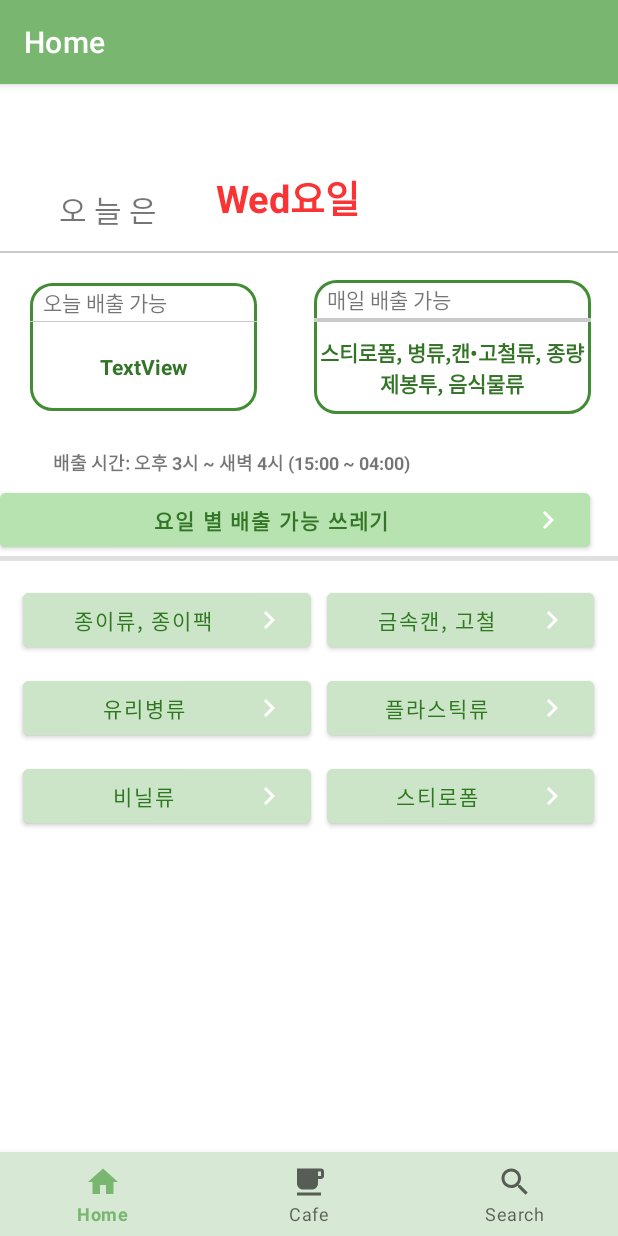
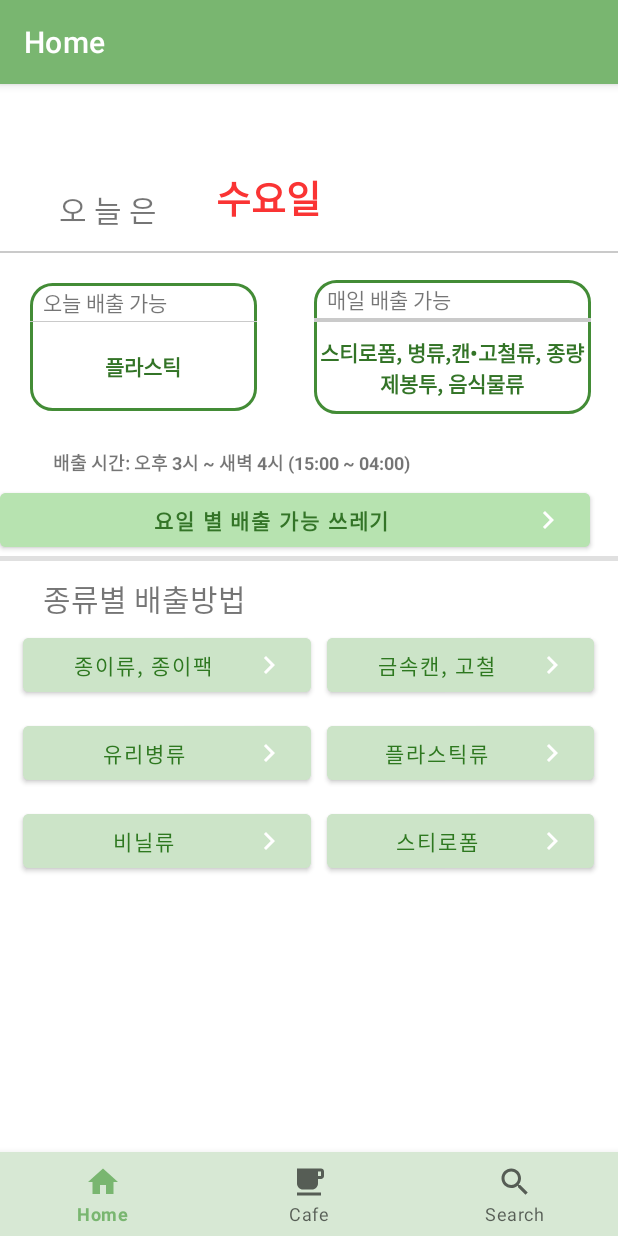
Before and after one commit to dLqovop/where-to-recycle, an Android app: the screen it shows after launch (MainActivity), on a phone screen of 412 x 824 dp. Run offline under Robolectric (Android 15) with nearby library versions, the phone set to English and light mode, and no system bars; our stand-ins replace navigation-ui; 3 statements that could not run were skipped.

Commit message:
요일별 재활용

```diff
--- a/app/src/main/AndroidManifest.xml
+++ b/app/src/main/AndroidManifest.xml
@@ -25,6 +25,7 @@
 
         <activity android:name=".ui.notifications.trashdetective.DetectedClassResult" />
         <activity android:name=".ui.notifications.trashdetective.ResultListActivity" />
+        <activity android:name=".ui.home.homeweektrash"/>
 
     </application>
 
--- a/app/src/main/java/com/example/myapplication/MainActivity.java
+++ b/app/src/main/java/com/example/myapplication/MainActivity.java
@@ -18,6 +18,7 @@ public class MainActivity extends AppCompatActivity {
 
     private ActivityMainBinding binding;
 
+
     @Override
     protected void onCreate(Bundle savedInstanceState) {
         super.onCreate(savedInstanceState);
--- a/app/src/main/java/com/example/myapplication/ui/home/HomeFragment.java
+++ b/app/src/main/java/com/example/myapplication/ui/home/HomeFragment.java
@@ -1,33 +1,49 @@
 package com.example.myapplication.ui.home;
 
+import android.content.Intent;
 import android.os.Bundle;
 import android.view.LayoutInflater;
 import android.view.View;
 import android.view.ViewGroup;
 import android.widget.TextView;
+import android.widget.Button;
 
 import androidx.annotation.NonNull;
 import androidx.fragment.app.Fragment;
 import androidx.lifecycle.ViewModelProvider;
 
+import com.example.myapplication.R;
 import com.example.myapplication.databinding.FragmentHomeBinding;
 
 import org.w3c.dom.Text;
 
 public class HomeFragment extends Fragment {
-
+    TextView textView4;
     private FragmentHomeBinding binding;
 
+    Button button_week;
 
     public View onCreateView(@NonNull LayoutInflater inflater,
                              ViewGroup container, Bundle savedInstanceState) {
         HomeViewModel homeViewModel =
                 new ViewModelProvider(this).get(HomeViewModel.class);
-
         binding = FragmentHomeBinding.inflate(inflater, container, false);
         View root = binding.getRoot();
 
+        button_week=(Button) button_week.findViewById(R.id.button_week);
+
+        button_week.setOnClickListener(new View.OnClickListener(){
+            public void onClick(View v){
+                Intent intent=new Intent(getContext(),homeweektrash.class);
+                startActivity(intent);
+            }
+        });
+
+        textView4=(TextView) textView4.findViewById(R.id.textView4);
+
         final TextView textView = binding.textView4;
+
+
         homeViewModel.getText().observe(getViewLifecycleOwner(), textView::setText);
 
         return root;
--- a/app/src/main/java/com/example/myapplication/ui/home/HomeViewModel.java
+++ b/app/src/main/java/com/example/myapplication/ui/home/HomeViewModel.java
@@ -14,11 +14,14 @@ import java.util.Locale;
 public class HomeViewModel extends ViewModel {
 
    private final MutableLiveData<String> mText;
+
     public HomeViewModel() {
         Date currentTime= Calendar.getInstance().getTime();
-        String date_text=new SimpleDateFormat("EE요일", Locale.getDefault()).format(currentTime);
+        String date_text=new SimpleDateFormat("E요일", Locale.KOREAN).format(currentTime);
         mText = new MutableLiveData<>();
         mText.setValue(date_text);
+
+
     }
 
     public LiveData<String> getText() {
--- a/app/src/main/res/layout/fragment_home.xml
+++ b/app/src/main/res/layout/fragment_home.xml
@@ -76,7 +76,7 @@
                 android:layout_width="match_parent"
                 android:layout_height="59dp"
                 android:gravity="center"
-                android:text="TextView"
+                android:text="플라스틱"
                 android:textColor="#337427"
                 android:textStyle="bold" />
         </LinearLayout>
@@ -132,7 +132,7 @@
         android:textStyle="bold" />
 
     <Button
-        android:id="@+id/button"
+        android:id="@+id/button_week"
         android:layout_width="393dp"
         android:layout_height="wrap_content"
         android:drawableRight="@drawable/baseline_navigate_next_24"
@@ -155,6 +155,18 @@
         android:stretchColumns="*"
         android:layout_margin="10dp"
         >
+
+        <TableRow
+            android:layout_width="match_parent"
+            android:layout_height="match_parent" >
+
+            <TextView
+                android:id="@+id/textView12"
+                android:layout_width="wrap_content"
+                android:layout_height="wrap_content"
+                android:text="    종류별 배출방법 "
+                android:textSize="20sp"/>
+        </TableRow>
 
         <TableRow>
             <Button
```
Also changed, not shown: app/src/main/java/com/example/myapplication/ui/home/homeweektrash.java (added, +15 -0 lines), app/src/main/res/layout/trash_week.xml (added, +19 -0 lines), app/src/main/res/drawable/week_trash.png (renamed from app/src/main/res/drawable-v24/week_trash.png).
